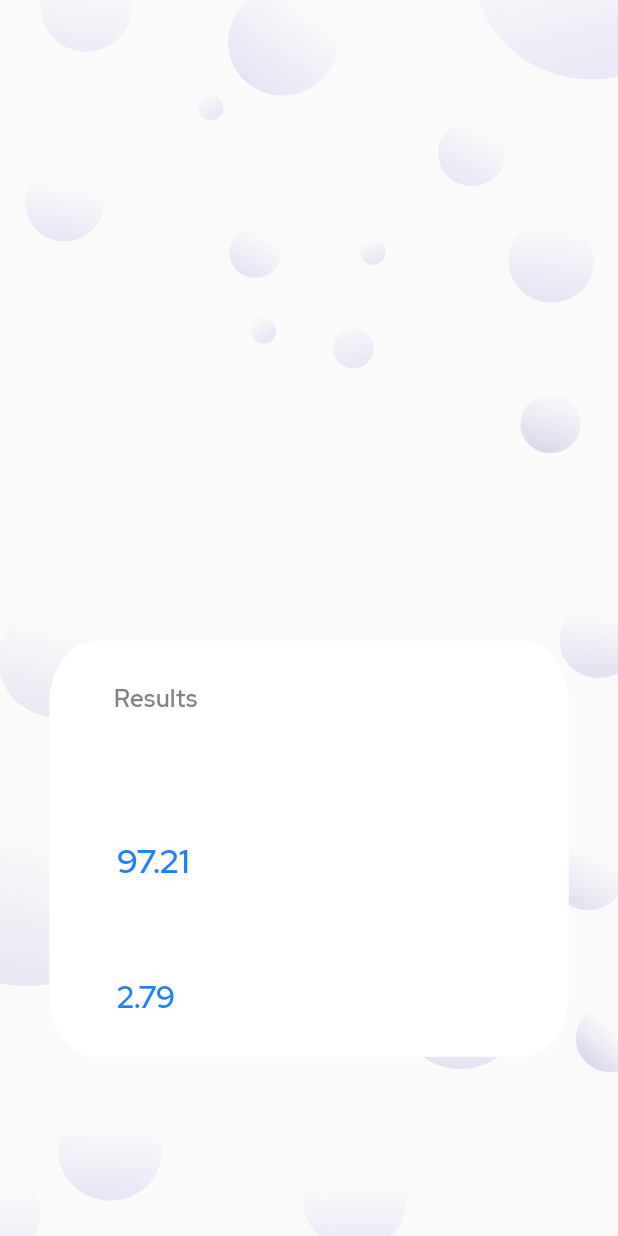
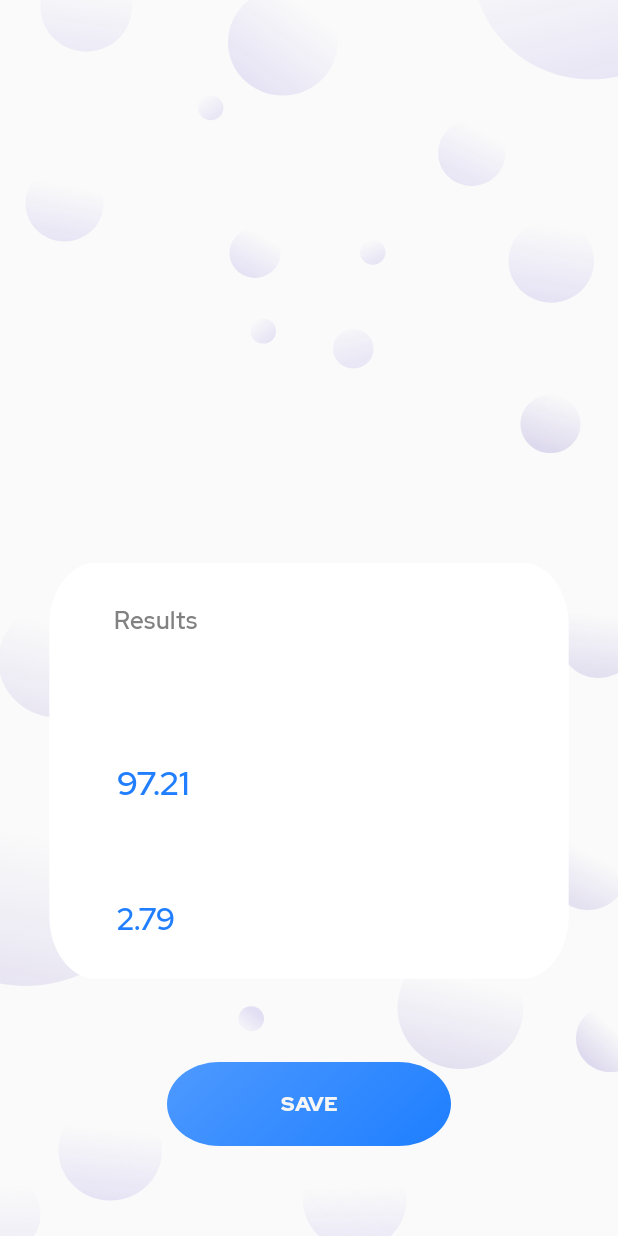
Before and after one commit to mpathroliya/BCD2, an Android app: the Frame_3 screen opened through its navigation route, on a phone screen of 412 x 824 dp. Run offline under Robolectric (Android 15) with nearby library versions, the phone set to English and light mode, and no system bars; 15 statements that could not run were skipped.

Commit message:
added pdf create function

```diff
--- a/app/src/main/AndroidManifest.xml
+++ b/app/src/main/AndroidManifest.xml
@@ -1,8 +1,10 @@
 <?xml version="1.0" encoding="utf-8"?>
 <manifest xmlns:android="http://schemas.android.com/apk/res/android"
     package="com.edge.iitbhu.bcdetecttf_gui">
+    <uses-permission android:name="android.permission.WRITE_EXTERNAL_STORAGE"/>
 
     <application
+        android:requestLegacyExternalStorage="true"
         android:allowBackup="true"
         android:icon="@drawable/ic_icon1"
         android:label="@string/app_name"
--- a/app/src/main/res/layout/fragment_frame_1.xml
+++ b/app/src/main/res/layout/fragment_frame_1.xml
@@ -29,7 +29,7 @@
         app:layout_constraintVertical_bias="0.39" />
 
     <TextView
-        android:id="@+id/select_an_i"
+        android:id="@+id/dwld"
         android:layout_width="171dp"
         android:layout_height="26dp"
         android:elevation="60dp"
--- a/app/src/main/res/layout/fragment_frame_3.xml
+++ b/app/src/main/res/layout/fragment_frame_3.xml
@@ -43,8 +43,7 @@
         app:layout_constraintEnd_toEndOf="parent"
         app:layout_constraintStart_toStartOf="parent"
         app:layout_constraintTop_toTopOf="parent"
-        app:layout_constraintVertical_bias="0.86">
-
+        app:layout_constraintVertical_bias="0.75">
 
 
         <View
@@ -144,6 +143,22 @@
         <androidx.cardview.widget.CardView
             android:layout_width="match_parent"
             android:layout_height="wrap_content" />
+
     </RelativeLayout>
 
+    <Button
+        android:id="@+id/save_button"
+        android:layout_width="189dp"
+        android:layout_height="56dp"
+        android:background="@drawable/rectangle_1"
+        android:elevation="35dp"
+        android:fontFamily="@font/red_hat_display_black"
+        android:text="Save"
+        android:textColor="@color/colorOffwhite"
+        app:layout_constraintBottom_toBottomOf="parent"
+        app:layout_constraintEnd_toEndOf="parent"
+        app:layout_constraintStart_toStartOf="parent"
+        app:layout_constraintTop_toBottomOf="@+id/imageView"
+        app:layout_constraintVertical_bias="0.84000003" />
+
 </androidx.constraintlayout.widget.ConstraintLayout>
--- a/app/src/main/res/values/strings.xml
+++ b/app/src/main/res/values/strings.xml
@@ -26,4 +26,5 @@
     <string name="using">Using CNN</string>
     <string name="machine_lea">IIT(BHU)</string>
     <string name="breast_canc">Breast\nCancer\nDetection</string>
+    <string name="dwld_text">Save Report</string>
 </resources>
```
Also changed, not shown: app/src/main/java/com/edge/iitbhu/bcdetecttf_gui/Frame_3.java (+62 -10 lines).
